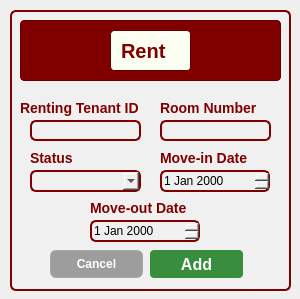
Old version of the form CCC151-Group--BH-Management-System/UI_Files/AddRent.ui in the repository Kris2103/CCC151-Group--BH-Management-System.
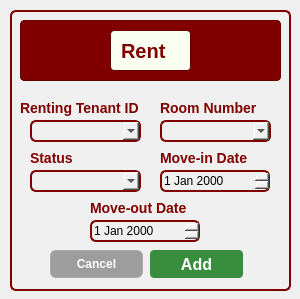
New version of the form.

```diff
--- a/CCC151-Group--BH-Management-System/UI_Files/AddRent.ui
+++ b/CCC151-Group--BH-Management-System/UI_Files/AddRent.ui
@@ -274,23 +274,23 @@
      <string>Move-out Date</string>
     </property>
    </widget>
-   <widget class="QLineEdit" name="RentingTenantLineEdit">
+   <widget class="QComboBox" name="RoomNumberComboBox">
     <property name="geometry">
      <rect>
-      <x>20</x>
+      <x>150</x>
       <y>110</y>
       <width>111</width>
-      <height>21</height>
+      <height>22</height>
      </rect>
     </property>
    </widget>
-   <widget class="QLineEdit" name="RoomNumberLineEdit">
+   <widget class="QComboBox" name="RentingTenantComboBox">
     <property name="geometry">
      <rect>
-      <x>150</x>
+      <x>20</x>
       <y>110</y>
       <width>111</width>
-      <height>21</height>
+      <height>22</height>
      </rect>
     </property>
    </widget>
```
